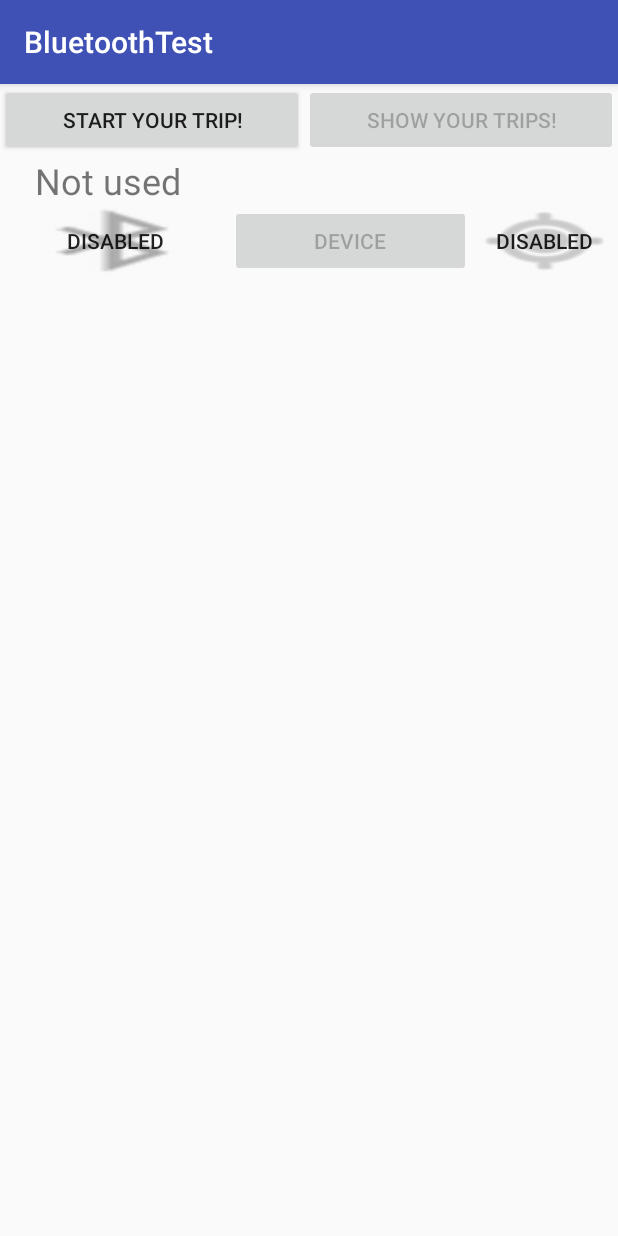
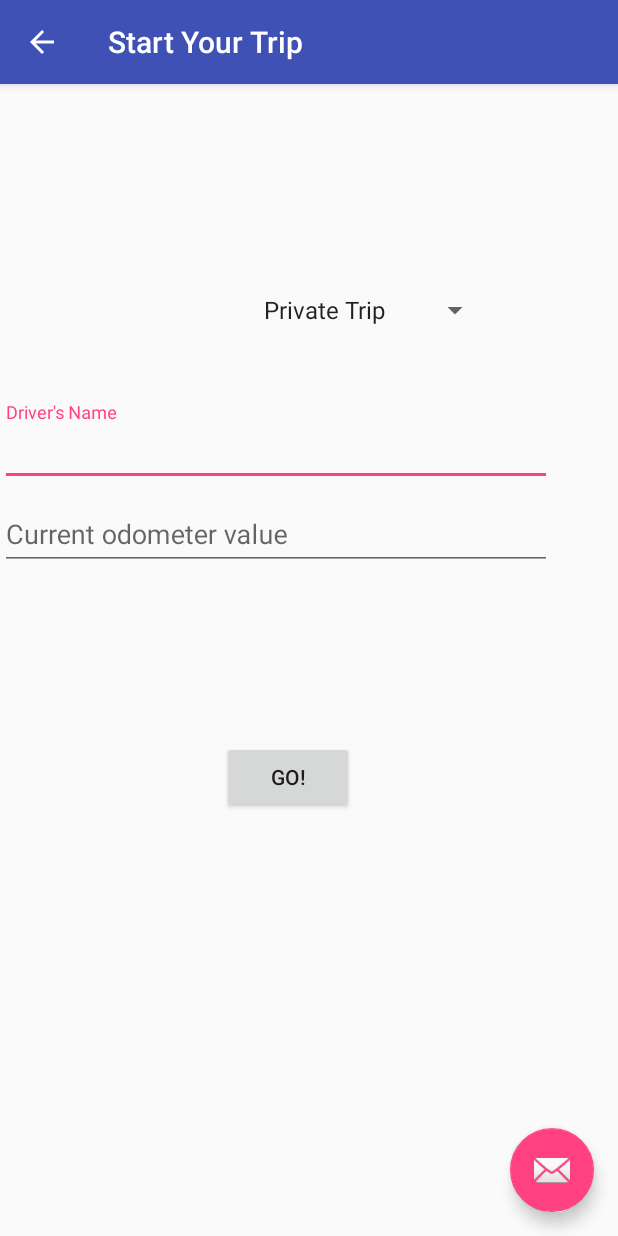
Before and after one commit to lukas07/obdIIreader, an Android app: the screen it shows after launch (MainActivity before the commit, StartYourTripActivity after it), after a tap on "START YOUR TRIP!", on a phone screen of 412 x 824 dp. Run offline under Robolectric (Android 15) with nearby library versions, the phone set to English and light mode, and no system bars.

Commit message:
Klassen zur Tripaufzeichnung angelegt; grober Ablauf erstellt

```diff
--- /dev/null
+++ b/app/src/main/java/com/example/lukas/bluetoothtest/StartYourTripActivity.java
@@ -0,0 +1,82 @@
+package com.example.lukas.bluetoothtest;
+
+import android.content.Intent;
+import android.os.Bundle;
+import android.support.v7.app.ActionBar;
+import android.support.v7.app.AppCompatActivity;
+import android.support.v7.widget.Toolbar;
+import android.view.View;
+import android.widget.ArrayAdapter;
+import android.widget.Button;
+import android.widget.EditText;
+import android.widget.Spinner;
+
+import java.text.DateFormat;
+import java.text.SimpleDateFormat;
+import java.util.Calendar;
+import java.util.Date;
+
+public class StartYourTripActivity extends AppCompatActivity {
+    private EditText et_driverName;
+    private EditText et_kmDriven;
+    private Spinner sp_tripMode;
+    private Button bt_Go;
+
+    private TripRecord record;
+
+    @Override
+    protected void onCreate(Bundle savedInstanceState) {
+        super.onCreate(savedInstanceState);
+        setContentView(R.layout.activity_start_your_trip_acitivity);
+        Toolbar toolbar = (Toolbar) findViewById(R.id.toolbar);
+        setSupportActionBar(toolbar);
+
+        // Back-Button hinzufügen
+        ActionBar bar = getSupportActionBar();
+        bar.setDisplayHomeAsUpEnabled(true);
+
+        et_driverName = (EditText) findViewById(R.id.et_driverName);
+        et_kmDriven = (EditText) findViewById(R.id.et_kmDriven);
+
+        // Adapter für das DropDown Menü der Trip-Art hinzufügen
+        sp_tripMode = (Spinner) findViewById(R.id.sp_tripMode);
+        ArrayAdapter<CharSequence> spinnerAdapter = ArrayAdapter.createFromResource(this, R.array.start_tripMode, android.R.layout.simple_spinner_item);
+        spinnerAdapter.setDropDownViewResource(android.R.layout.simple_spinner_dropdown_item);
+        sp_tripMode.setAdapter(spinnerAdapter);
+
+        // Go-Button, der die Trip-Aufzeichnung startet
+        bt_Go = (Button) findViewById(R.id.bt_Go);
+        bt_Go.setOnClickListener(new View.OnClickListener() {
+            @Override
+            public void onClick(View v) {
+                startTripRecording();
+            }
+        });
+
+    }
+
+
+    private void startTripRecording() {
+        // Instanz des Triprecords
+        record = record.getTripRecord();
+
+        // Eingabewerte im Recordobjekt speichern
+        String mil = et_kmDriven.getText().toString();
+        int mileage = Integer.parseInt(et_kmDriven.getText().toString());
+        record.setMileage(mileage);
+        record.setDriver(et_driverName.getText().toString());
+        record.setDriveMode(sp_tripMode.getSelectedItem().toString());
+
+
+        SimpleDateFormat dateFormat = new SimpleDateFormat("yyyyMMddHHmmss");
+        String datestring  = dateFormat.format(new Date());
+        long date = Long.parseLong(datestring);//Calendar.getInstance().getTime().toString());
+        record.setStartTimestamp(date);
+
+        Intent intent = new Intent(StartYourTripActivity.this, RunningTripActivity.class);
+        startActivity(intent);
+
+    }
+
+
+}
--- /dev/null
+++ b/app/src/main/res/layout/activity_start_your_trip_acitivity.xml
@@ -0,0 +1,34 @@
+<?xml version="1.0" encoding="utf-8"?>
+<android.support.design.widget.CoordinatorLayout xmlns:android="http://schemas.android.com/apk/res/android"
+    xmlns:app="http://schemas.android.com/apk/res-auto"
+    xmlns:tools="http://schemas.android.com/tools"
+    android:layout_width="match_parent"
+    android:layout_height="match_parent"
+    tools:context="com.example.lukas.bluetoothtest.StartYourTripActivity">
+
+    <android.support.design.widget.AppBarLayout
+        android:layout_width="match_parent"
+        android:layout_height="wrap_content"
+        android:theme="@style/AppTheme.AppBarOverlay">
+
+        <android.support.v7.widget.Toolbar
+            android:id="@+id/toolbar"
+            android:layout_width="match_parent"
+            android:layout_height="?attr/actionBarSize"
+            android:background="?attr/colorPrimary"
+            app:popupTheme="@style/AppTheme.PopupOverlay"/>
+
+    </android.support.design.widget.AppBarLayout>
+
+    <include layout="@layout/content_start_your_trip_acitivity"
+        android:id="@+id/include" />
+
+    <android.support.design.widget.FloatingActionButton
+        android:id="@+id/fab"
+        android:layout_width="wrap_content"
+        android:layout_height="wrap_content"
+        android:layout_gravity="bottom|end"
+        android:layout_margin="@dimen/fab_margin"
+        app:srcCompat="@android:drawable/ic_dialog_email" />
+
+</android.support.design.widget.CoordinatorLayout>
--- /dev/null
+++ b/app/src/main/res/layout/content_start_your_trip_acitivity.xml
@@ -0,0 +1,63 @@
+<?xml version="1.0" encoding="utf-8"?>
+<android.support.constraint.ConstraintLayout xmlns:android="http://schemas.android.com/apk/res/android"
+    xmlns:app="http://schemas.android.com/apk/res-auto"
+    xmlns:tools="http://schemas.android.com/tools"
+    android:layout_width="match_parent"
+    android:layout_height="match_parent"
+    app:layout_behavior="@string/appbar_scrolling_view_behavior"
+    tools:context="com.example.lukas.bluetoothtest.StartYourTripActivity"
+    tools:showIn="@layout/activity_start_your_trip_acitivity">
+
+    <Spinner
+        android:id="@+id/sp_tripMode"
+        android:layout_width="0dp"
+        android:layout_height="wrap_content"
+        android:layout_marginBottom="49dp"
+        app:layout_constraintBottom_toTopOf="@+id/textInputLayout"
+        android:layout_marginLeft="168dp"
+        app:layout_constraintLeft_toLeftOf="parent" />
+
+    <android.support.design.widget.TextInputLayout
+        android:layout_width="368dp"
+        android:layout_height="wrap_content"
+        tools:layout_editor_absoluteX="8dp"
+        android:id="@+id/textInputLayout"
+        app:layout_constraintTop_toTopOf="parent"
+        android:layout_marginTop="212dp">
+
+        <EditText
+            android:id="@+id/et_driverName"
+            android:layout_width="match_parent"
+            android:layout_height="wrap_content"
+            android:hint="Driver's Name"
+            android:inputType="textPersonName" />
+
+        <android.support.design.widget.TextInputLayout
+            android:layout_width="match_parent"
+            android:layout_height="match_parent"
+            tools:layout_editor_absoluteX="8dp"
+            tools:layout_editor_absoluteY="8dp">
+
+            <EditText
+                android:id="@+id/et_kmDriven"
+                android:layout_width="match_parent"
+                android:layout_height="wrap_content"
+                android:hint="Current odometer value"
+                android:inputType="numberSigned" />
+
+        </android.support.design.widget.TextInputLayout>
+
+    </android.support.design.widget.TextInputLayout>
+
+    <Button
+        android:id="@+id/bt_Go"
+        android:layout_width="wrap_content"
+        android:layout_height="wrap_content"
+        android:layout_marginLeft="148dp"
+        android:layout_marginTop="114dp"
+        android:layout_weight="1"
+        android:text="@string/start_go"
+        app:layout_constraintLeft_toLeftOf="parent"
+        app:layout_constraintTop_toBottomOf="@+id/textInputLayout" />
+
+</android.support.constraint.ConstraintLayout>
--- /dev/null
+++ b/app/src/main/res/values/dimens.xml
@@ -0,0 +1,3 @@
+<resources>
+    <dimen name="fab_margin">16dp</dimen>
+</resources>
```
Also changed, not shown: app/src/main/AndroidManifest.xml (+18 -4 lines), app/src/main/java/com/example/lukas/bluetoothtest/BluetoothConnector.java (+6 -2 lines), app/src/main/java/com/example/lukas/bluetoothtest/MainActivity.java (+12 -60 lines), app/src/main/java/com/example/lukas/bluetoothtest/ObdService.java (+26 -15 lines), app/src/main/java/com/example/lukas/bluetoothtest/RunningTripActivity.java (added, +118 -0 lines), app/src/main/java/com/example/lukas/bluetoothtest/StoppedTripActivity.java (added, +40 -0 lines), app/src/main/java/com/example/lukas/bluetoothtest/TripRecord.java (added, +78 -0 lines), app/src/main/res/layout/activity_running_trip.xml (added, +33 -0 lines), app/src/main/res/layout/activity_stopped_trip.xml (added, +33 -0 lines), app/src/main/res/layout/content_running_trip.xml (added, +59 -0 lines), app/src/main/res/layout/content_stopped_trip.xml (added, +18 -0 lines), app/src/main/res/values/strings.xml (+8 -2 lines).
